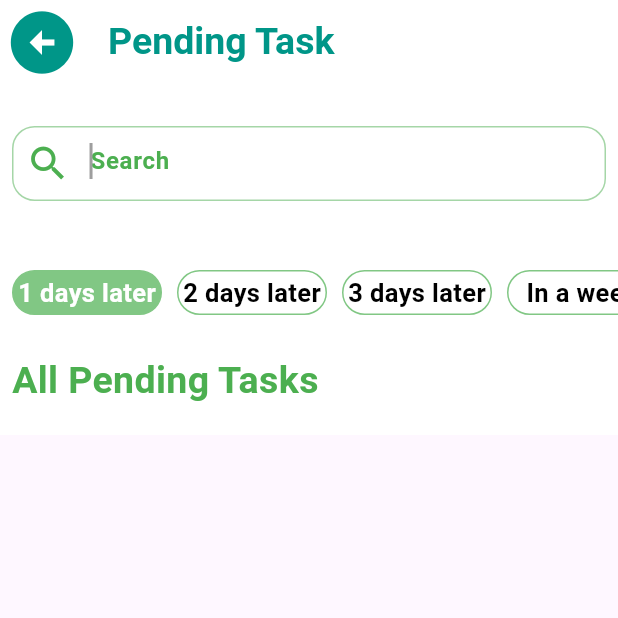
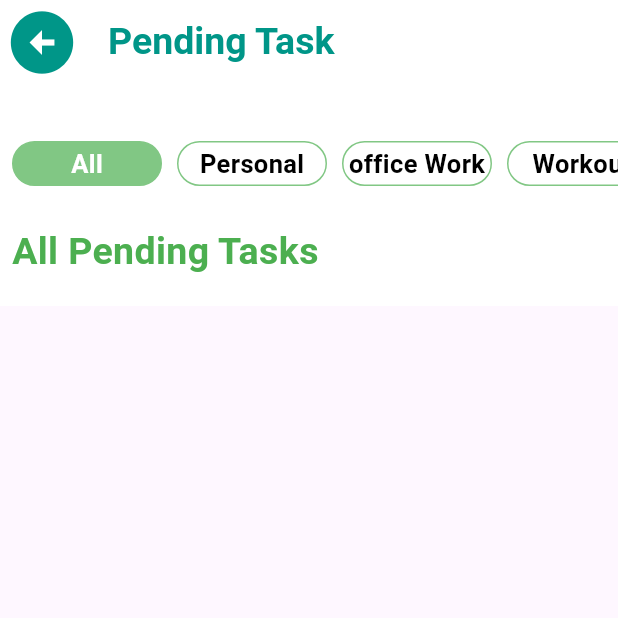
Before and after one commit to Varanasi-Software-Junction/firebase_demo, a Flutter app: the PandingPage screen opened directly, on a phone screen of 412 x 824 dp, the top half of it. Run offline on Flutter 3.47's test engine with Material 3 defaults, Android fonts, the phone set to English and light mode, and no system bars; our stand-ins replace cloud_firestore, firebase_core, google_sign_in, page_transition, table_calendar; accounts and stored records are empty.

Commit message:
Edit add tsk page

```diff
--- a/lib/pending_page.dart
+++ b/lib/pending_page.dart
@@ -77,45 +77,45 @@
           color: Colors.white,
           child: Column(
             children: [
-              const SizedBox(height: 20,),
+              //const SizedBox(height: 20,),
               //************ search bar *************//
-              Padding(
-                padding: const EdgeInsets.all(8.0),
-                child: Container(
-                  height: 50,
-                  color: Colors.white,
-                  child: SizedBox(
-                    child: TextField(
-                      autofocus: true,
-                      cursorColor: Colors.grey,
-                      style: const TextStyle(
-                          color: Colors.black, fontWeight: FontWeight.bold),
-                      decoration: InputDecoration(
-                          enabledBorder:  OutlineInputBorder(
-                            // borderRadius: BorderRadius.circular(10),
-                            borderSide: BorderSide(
-                              color: Colors.green.shade200,
-                              //width: 1.5,
-                            ),
-                          ),
-
-                          //********Focus border like hover******************8
-                          focusedBorder: OutlineInputBorder(
-                            // borderRadius: BorderRadius.circular(10),
-                              borderSide: BorderSide(color: Colors.green.shade200),
-                              borderRadius: BorderRadius.circular(15)),
-
-                          hintText: "Search",
-                          hintStyle: const TextStyle(color: Colors.green),
-                          prefixIcon: const Icon(
-                            Icons.search,
-                            color: Colors.green,
-                            size: 30,
-                          )),
-                    ),
-                  ),
-                ),
-              ),
+              // Padding(
+              //   padding: const EdgeInsets.all(8.0),
+              //   child: Container(
+              //     height: 50,
+              //     color: Colors.white,
+              //     child: SizedBox(
+              //       child: TextField(
+              //         autofocus: true,
+              //         cursorColor: Colors.grey,
+              //         style: const TextStyle(
+              //             color: Colors.black, fontWeight: FontWeight.bold),
+              //         decoration: InputDecoration(
+              //             enabledBorder:  OutlineInputBorder(
+              //               // borderRadius: BorderRadius.circular(10),
+              //               borderSide: BorderSide(
+              //                 color: Colors.green.shade200,
+              //                 //width: 1.5,
+              //               ),
+              //             ),
+              //
+              //             //********Focus border like hover******************8
+              //             focusedBorder: OutlineInputBorder(
+              //               // borderRadius: BorderRadius.circular(10),
+              //                 borderSide: BorderSide(color: Colors.green.shade200),
+              //                 borderRadius: BorderRadius.circular(15)),
+              //
+              //             hintText: "Search",
+              //             hintStyle: const TextStyle(color: Colors.green),
+              //             prefixIcon: const Icon(
+              //               Icons.search,
+              //               color: Colors.green,
+              //               size: 30,
+              //             )),
+              //       ),
+              //     ),
+              //   ),
+              // ),
               const SizedBox(height: 30,),
               //************ searching method *************//
 
@@ -138,7 +138,7 @@
                                 border: Border.all(color: Colors.green.shade300)),
                             child: Center(
                                 child: Text(
-                                  "1 days later",
+                                  "All",
                                   style: TextStyle(
                                     fontSize: 17,
                                     fontWeight: FontWeight.bold,
@@ -167,7 +167,7 @@
                                 border: Border.all(color: Colors.green.shade300)),
                             child: Center(
                                 child: Text(
-                                  "2 days later",
+                                  "Personal",
                                   style: TextStyle(
                                     fontSize: 17,
                                     fontWeight: FontWeight.bold,
@@ -192,7 +192,7 @@
                               borderRadius: BorderRadius.circular(15),
                               border: Border.all(color: Colors.green.shade300)),
                           child: Center(
-                            child: Text("3 days later",
+                            child: Text("office Work",
                               style: TextStyle(
                                 fontSize: 17,
                                 fontWeight: FontWeight.bold,
@@ -218,7 +218,7 @@
                                 borderRadius: BorderRadius.circular(15),
                                 border: Border.all(color: Colors.green.shade300)),
                             child: Center(
-                                child: Text("In a week",
+                                child: Text("Workout",
                                   style: TextStyle(
                                     fontSize: 17,
                                     fontWeight: FontWeight.bold,
@@ -241,7 +241,7 @@
                                     : Colors.green.shade300,
                                 borderRadius: BorderRadius.circular(15),
                                 border: Border.all(color: Colors.green.shade300)),
-                            child: Center(child: Text("In a month",
+                            child: Center(child: Text("Yoga",
                               style: TextStyle(
                                 fontSize: 17,
                                 fontWeight: FontWeight.bold,
@@ -264,7 +264,7 @@
                                 borderRadius: BorderRadius.circular(15),
                                 border: Border.all(color: Colors.green.shade300)),
                             child: Center(
-                                child: Text("In a year",
+                                child: Text("Sport",
                                   style: TextStyle(
                                     fontSize: 17,
                                     fontWeight: FontWeight.bold,
@@ -276,6 +276,51 @@
                           });
                         },),
                       const SizedBox(width: 10,),
+                      InkWell(
+                        child: Container(
+                            height: 30,
+                            width: 100,
+                            decoration: BoxDecoration(
+                                color: isselect != 6
+                                    ? Colors.white
+                                    : Colors.green.shade300,
+                                borderRadius: BorderRadius.circular(15),
+                                border: Border.all(color: Colors.green.shade300)),
+                            child: Center(
+                                child: Text("Birthday",
+                                  style: TextStyle(
+                                    fontSize: 17,
+                                    fontWeight: FontWeight.bold,
+                                    color: isselect != 6 ? Colors.black : Colors.white,
+                                  ),))),
+                        onTap: (){
+                          setState(() {
+                            isselect = 6;
+                          });
+                        },),
+                      const SizedBox( width: 10,),
+                      InkWell(
+                        child: Container(
+                            height: 30,
+                            width: 100,
+                            decoration: BoxDecoration(
+                                color: isselect != 7
+                                    ? Colors.white
+                                    : Colors.green.shade300,
+                                borderRadius: BorderRadius.circular(15),
+                                border: Border.all(color: Colors.green.shade300)),
+                            child: Center(
+                                child: Text("Other",
+                                  style: TextStyle(
+                                    fontSize: 17,
+                                    fontWeight: FontWeight.bold,
+                                    color: isselect != 7 ? Colors.black : Colors.white,
+                                  ),))),
+                        onTap: (){
+                          setState(() {
+                            isselect = 7;
+                          });
+                        },),
                     ],
                   ),
                 ),
```
Also changed, not shown: lib/add_task/add_task.dart (+147 -136 lines).
